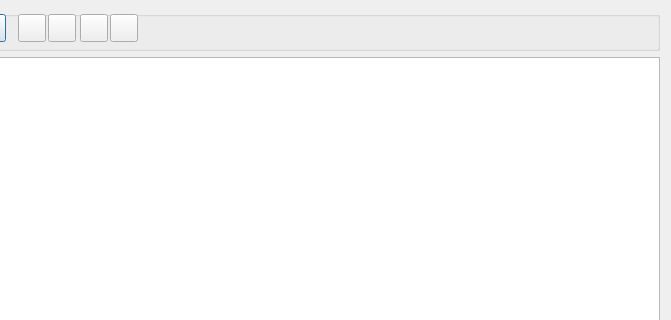
First picture: the form in GUI_UIs/ui_dialog_graph.ui, repository ccbogel/QualCoder, before the edit; both pictures show x 353 to 1024 and y 0 to 320 of the 1024 by 600 pixel window.
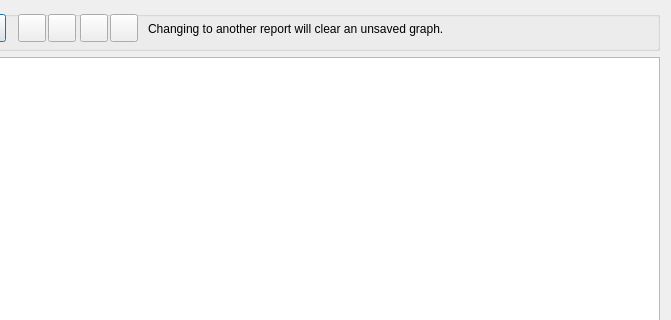
Second picture: the form after the edit.

Diff of the .ui file:
```diff
--- a/GUI_UIs/ui_dialog_graph.ui
+++ b/GUI_UIs/ui_dialog_graph.ui
@@ -233,7 +233,7 @@
        </rect>
       </property>
       <property name="text">
-       <string/>
+       <string>Changing to another report will clear an unsaved graph.</string>
       </property>
      </widget>
      <widget class="QPushButton" name="pushButton_codes_of_text">
```
Left out of the diff: 4 changed lines with no effect on the pictures.
